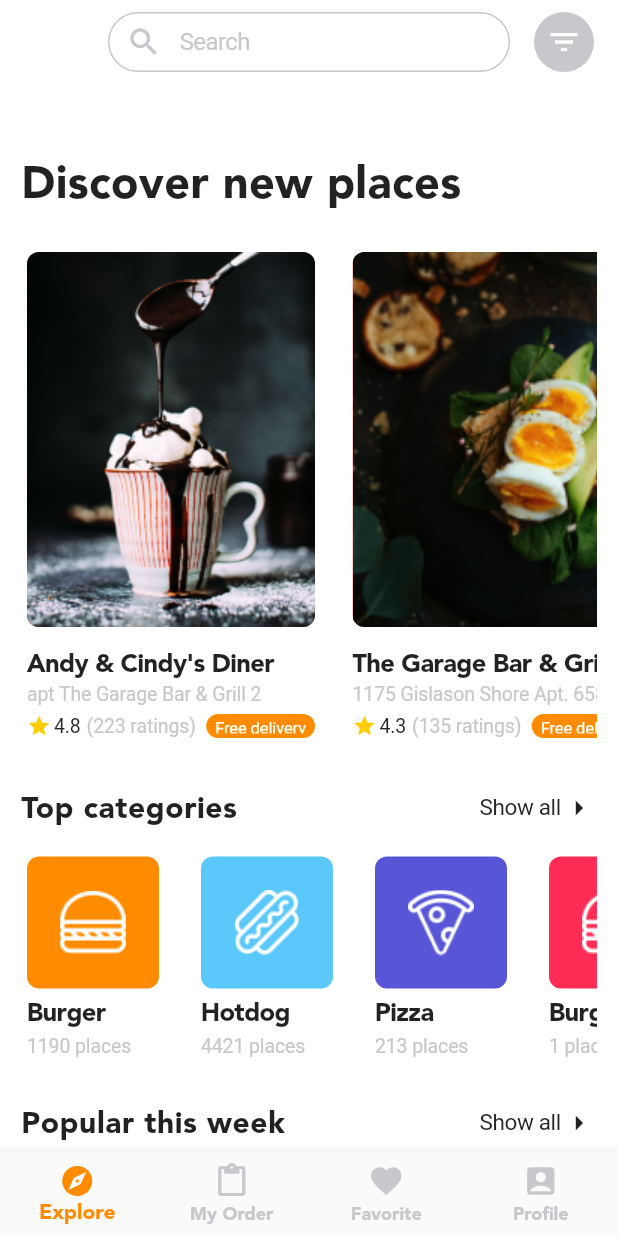
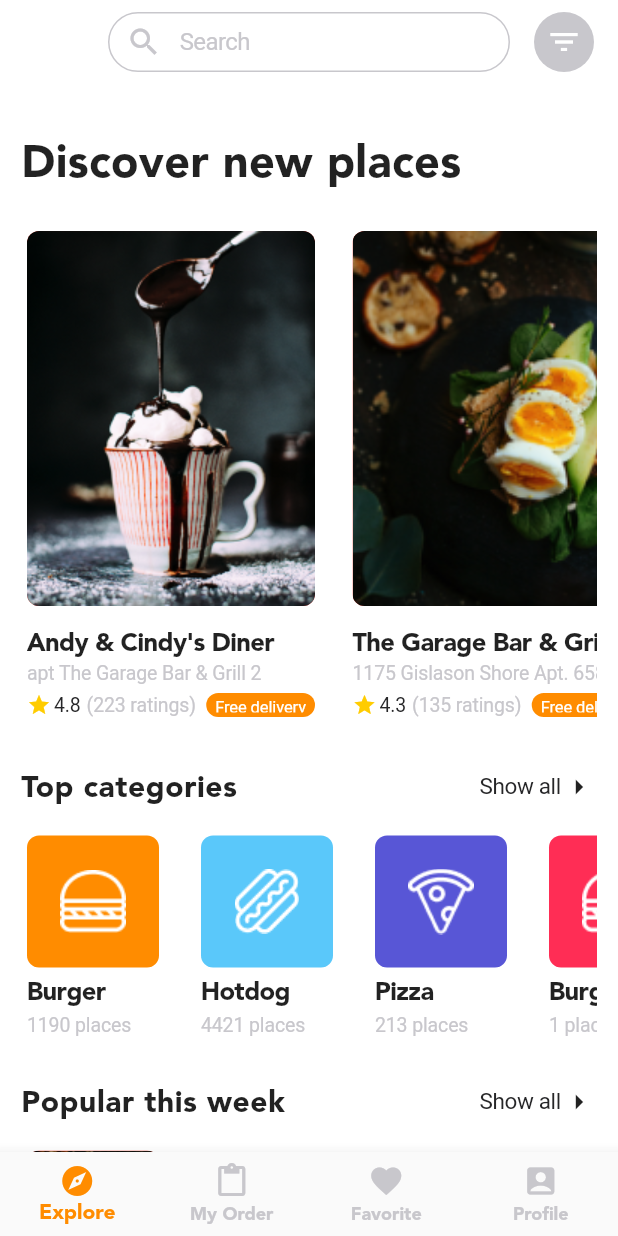
Before and after one commit to phucvo0709/flutter-shop-cake, a Flutter app: the HomeScreen screen opened by its route, on a phone screen of 412 x 824 dp. Run offline on Flutter 3.47's test engine with Material 2 defaults, Android fonts, the phone set to English and light mode, and no system bars; our stand-ins replace fluttertoast, font_awesome_flutter, google_fonts, intl_phone_field, page_transition.

```diff
--- a/lib/screens/HomeScreen/home_screen_content.dart
+++ b/lib/screens/HomeScreen/home_screen_content.dart
@@ -11,7 +11,7 @@ Widget homeScreenContent(BuildContext context) {
   return SingleChildScrollView(
     physics: BouncingScrollPhysics(),
     child: Container(
-      padding: EdgeInsets.all(14.0),
+      padding: EdgeInsets.fromLTRB(14.0, 0.0, 14.0, 14.0),
       color: Colors.white,
       width: MediaQuery.of(context).size.width,
       child: Column(
```
